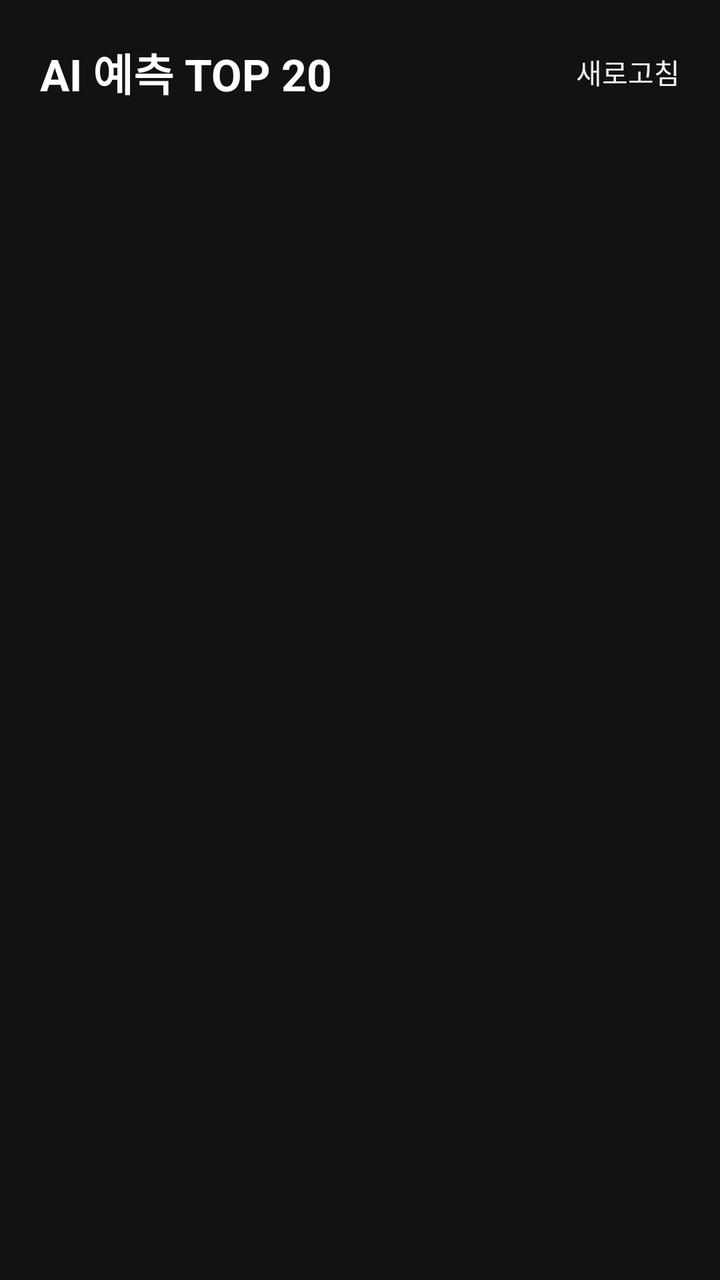
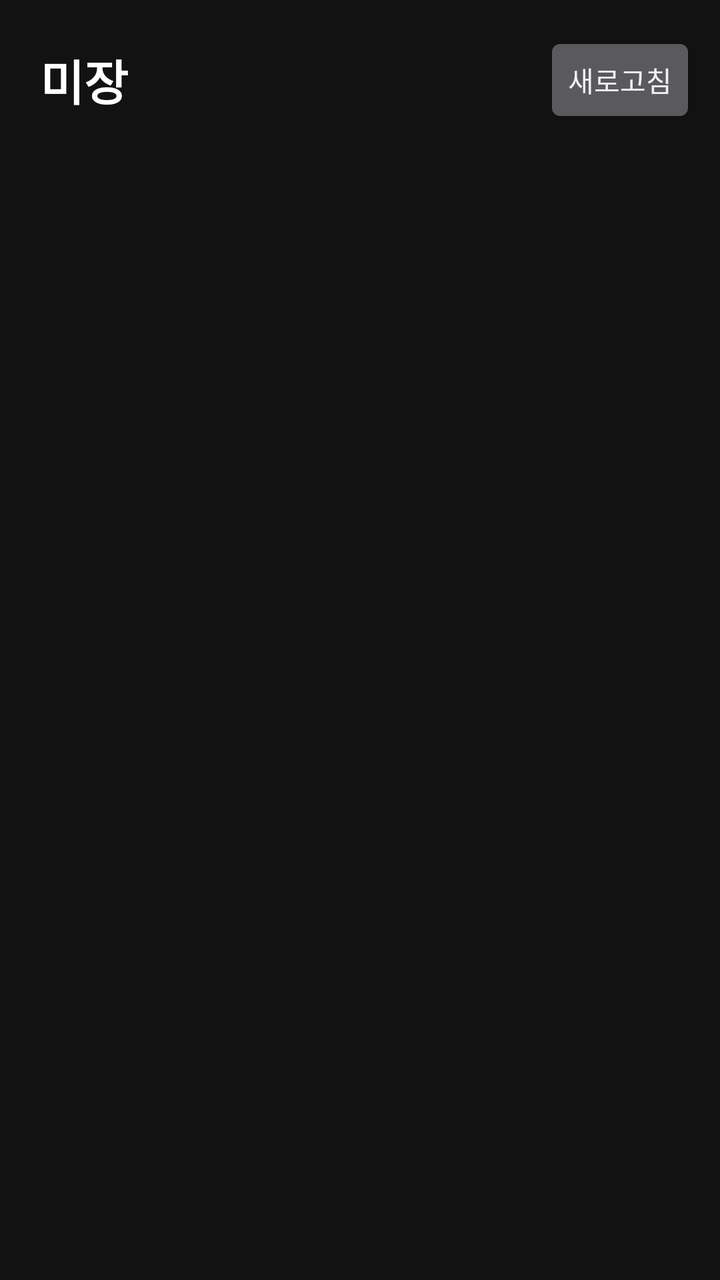

Two renders of the same Android screen: before a commit and after it. Below are the layout's source before the change and the commit's diff.
<!-- AndroidManifest.xml: application theme Theme.Mijang -->
<!-- res/layout/activity_main.xml -->
<?xml version="1.0" encoding="utf-8"?>
<LinearLayout xmlns:android="http://schemas.android.com/apk/res/android"
    android:layout_width="match_parent"
    android:layout_height="match_parent"
    android:fitsSystemWindows="true"
    android:orientation="vertical"
    android:padding="20dp">

    <LinearLayout
        android:layout_width="match_parent"
        android:layout_height="wrap_content"
        android:gravity="center_vertical"
        android:orientation="horizontal">

        <TextView
            android:layout_width="0dp"
            android:layout_height="wrap_content"
            android:layout_weight="1"
            android:text="@string/title"
            android:textColor="@color/text"
            android:textSize="22sp"
            android:textStyle="bold" />

        <Button
            android:id="@+id/refresh"
            android:layout_width="wrap_content"
            android:layout_height="wrap_content"
            android:text="@string/refresh" />
    </LinearLayout>

    <TextView
        android:id="@+id/status"
        android:layout_width="match_parent"
        android:layout_height="wrap_content"
        android:layout_marginTop="4dp"
        android:layout_marginBottom="12dp"
        android:textColor="@color/sub"
        android:textSize="13sp" />

    <ScrollView
        android:layout_width="match_parent"
        android:layout_height="0dp"
        android:layout_weight="1">

        <TextView
            android:id="@+id/list"
            android:layout_width="match_parent"
            android:layout_height="wrap_content"
            android:lineSpacingMultiplier="1.35"
            android:textColor="@color/text"
            android:textSize="16sp" />
    </ScrollView>

    <TextView
        android:id="@+id/info"
        android:layout_width="match_parent"
        android:layout_height="wrap_content"
        android:layout_marginTop="12dp"
        android:textColor="@color/sub"
        android:textSize="12sp" />
</LinearLayout>
<!-- resources referenced by this layout -->
<resources>
  <color name="sub">#9A9A9A</color>
  <color name="text">#FFFFFF</color>
  <string name="refresh">새로고침</string>
  <string name="title">AI 예측 TOP 20</string>
  <style name="Theme.Mijang" parent="@android:style/Theme.DeviceDefault.NoActionBar">
          <item name="android:windowBackground">@color/bg</item>
          <item name="android:statusBarColor">@color/bg</item>
          <item name="android:navigationBarColor">@color/bg</item>
      </style>
  <color name="bg">#121212</color>
</resources>

<!-- the commit's change to res/layout/activity_main.xml (unified diff, before → after) -->
@@ -4,7 +4,9 @@
     android:layout_height="match_parent"
     android:fitsSystemWindows="true"
     android:orientation="vertical"
-    android:padding="20dp">
+    android:paddingStart="20dp"
+    android:paddingTop="16dp"
+    android:paddingEnd="12dp">
 
     <LinearLayout
         android:layout_width="match_parent"
@@ -16,13 +18,14 @@
             android:layout_width="0dp"
             android:layout_height="wrap_content"
             android:layout_weight="1"
-            android:text="@string/title"
+            android:text="@string/app_name"
             android:textColor="@color/text"
-            android:textSize="22sp"
+            android:textSize="24sp"
             android:textStyle="bold" />
 
         <Button
             android:id="@+id/refresh"
+            style="?android:attr/buttonStyleSmall"
             android:layout_width="wrap_content"
             android:layout_height="wrap_content"
             android:text="@string/refresh" />
@@ -32,8 +35,7 @@
         android:id="@+id/status"
         android:layout_width="match_parent"
         android:layout_height="wrap_content"
-        android:layout_marginTop="4dp"
-        android:layout_marginBottom="12dp"
+        android:layout_marginBottom="8dp"
         android:textColor="@color/sub"
         android:textSize="13sp" />
 
@@ -42,20 +44,11 @@
         android:layout_height="0dp"
         android:layout_weight="1">
 
-        <TextView
-            android:id="@+id/list"
+        <LinearLayout
+            android:id="@+id/content"
             android:layout_width="match_parent"
             android:layout_height="wrap_content"
-            android:lineSpacingMultiplier="1.35"
-            android:textColor="@color/text"
-            android:textSize="16sp" />
+            android:orientation="vertical"
+            android:paddingBottom="24dp" />
     </ScrollView>
-
-    <TextView
-        android:id="@+id/info"
-        android:layout_width="match_parent"
-        android:layout_height="wrap_content"
-        android:layout_marginTop="12dp"
-        android:textColor="@color/sub"
-        android:textSize="12sp" />
 </LinearLayout>
<!-- resource entries referenced after the edit -->
@@ -2,8 +2,8 @@
 <resources>
   <color name="sub">#9A9A9A</color>
   <color name="text">#FFFFFF</color>
+  <string name="app_name">미장</string>
   <string name="refresh">새로고침</string>
-  <string name="title">AI 예측 TOP 20</string>
   <style name="Theme.Mijang" parent="@android:style/Theme.DeviceDefault.NoActionBar">
           <item name="android:windowBackground">@color/bg</item>
           <item name="android:statusBarColor">@color/bg</item>
